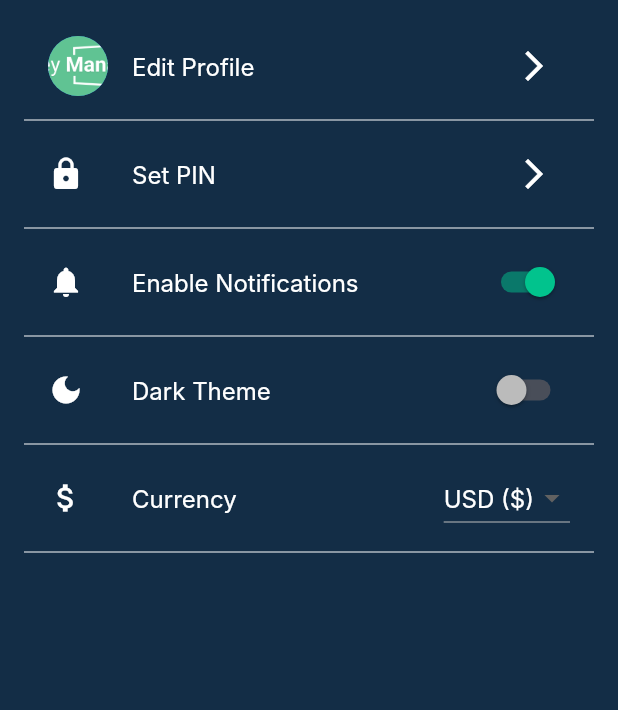
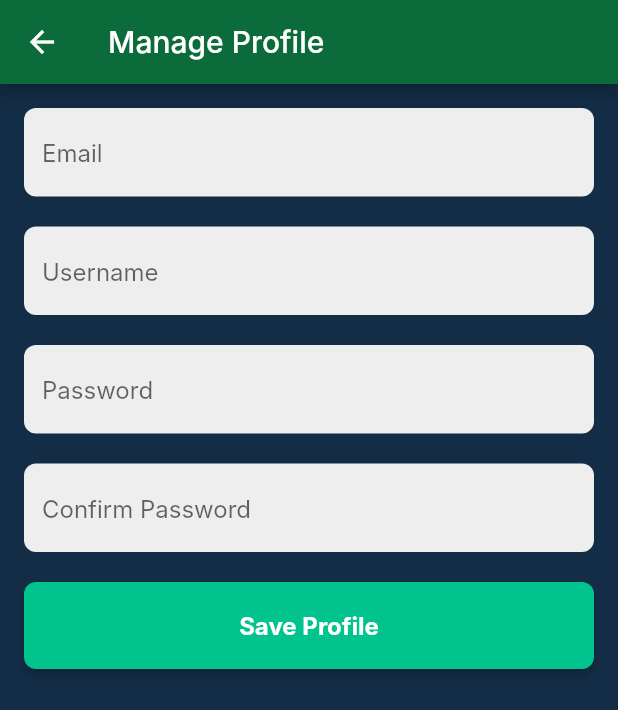
Before and after one commit to Karol66/finance-assistant, a Flutter app: the SettingsView screen opened directly, after a tap on the "arrow forward ios" icon, on a phone screen of 412 x 824 dp. Shown: the top 710 px of the screen. Run offline on Flutter 3.47's test engine with Material 3 defaults, Android fonts, the phone set to English and light mode, and no system bars; our stand-ins replace fl_chart, font_awesome_flutter; Roboto replaces fonts that are missing (Inter).

Commit message:
project improvement 20

```diff
--- a/frontend/lib/view/accounts/accounts_view.dart
+++ b/frontend/lib/view/accounts/accounts_view.dart
@@ -1,5 +1,7 @@
 import 'package:flutter/material.dart';
 import 'package:frontend/view/accounts/accounts_create_view.dart';
+import 'package:frontend/view/transfers/transfers_create_view.dart';
+import 'package:frontend/view/transfers/transfers_view.dart';
 
 class AccountView extends StatefulWidget {
   const AccountView({Key? key}) : super(key: key);
@@ -76,7 +78,7 @@ class _AccountViewState extends State<AccountView> {
     Navigator.push(
       context,
       MaterialPageRoute(
-        builder: (context) => const AccountsCreateView(),
+        builder: (context) => const TransfersView(),
       ),
     );
   }
@@ -85,7 +87,7 @@ class _AccountViewState extends State<AccountView> {
     Navigator.push(
       context,
       MaterialPageRoute(
-        builder: (context) => const AccountsCreateView(),
+        builder: (context) => const TransfersCreateView(),
       ),
     );
   }
--- /dev/null
+++ b/frontend/lib/view/users/profile_manage_view.dart
@@ -0,0 +1,121 @@
+import 'package:flutter/material.dart';
+
+class ProfileManageView extends StatefulWidget {
+  const ProfileManageView({super.key});
+
+  @override
+  _ProfileManageViewState createState() => _ProfileManageViewState();
+}
+
+class _ProfileManageViewState extends State<ProfileManageView> {
+  final TextEditingController _emailController = TextEditingController();
+  final TextEditingController _usernameController = TextEditingController();
+  final TextEditingController _passwordController = TextEditingController();
+  final TextEditingController _confirmPasswordController = TextEditingController();
+
+  void _saveProfileData() {
+    final email = _emailController.text;
+    final username = _usernameController.text;
+    final password = _passwordController.text;
+    final confirmPassword = _confirmPasswordController.text;
+
+    if (password != confirmPassword) {
+      showDialog(
+        context: context,
+        builder: (BuildContext context) {
+          return AlertDialog(
+            title: const Text("Error"),
+            content: const Text("Passwords do not match!"),
+            actions: [
+              TextButton(
+                onPressed: () {
+                  Navigator.of(context).pop();
+                },
+                child: const Text("OK"),
+              ),
+            ],
+          );
+        },
+      );
+    } else {
+      print('Zapisano dane: Email: $email, Username: $username, Password: $password');
+      Navigator.pop(context);
+    }
+  }
+
+  Widget inputTextField(String hintText, bool obscureText, TextEditingController controller) {
+    return TextField(
+      controller: controller,
+      obscureText: obscureText,
+      decoration: InputDecoration(
+        hintText: hintText,
+        filled: true,
+        fillColor: Colors.grey.shade200,
+        border: OutlineInputBorder(
+          borderRadius: BorderRadius.circular(8),
+          borderSide: BorderSide.none,
+        ),
+      ),
+    );
+  }
+
+  @override
+  Widget build(BuildContext context) {
+    return Scaffold(
+      backgroundColor: const Color(0xFF132D46),
+      appBar: AppBar(
+        title: const Text('Manage Profile'),
+        backgroundColor: const Color(0xFF0B6B3A),
+        leading: IconButton(
+          icon: const Icon(Icons.arrow_back),
+          onPressed: () {
+            Navigator.pop(context);
+          },
+        ),
+      ),
+      body: SingleChildScrollView(
+        child: Padding(
+          padding: const EdgeInsets.all(16.0),
+          child: Column(
+            crossAxisAlignment: CrossAxisAlignment.start,
+            children: [
+              inputTextField('Email', false, _emailController),
+              const SizedBox(height: 20),
+
+              inputTextField('Username', false, _usernameController),
+              const SizedBox(height: 20),
+
+              inputTextField('Password', true, _passwordController),
+              const SizedBox(height: 20),
+
+              inputTextField('Confirm Password', true, _confirmPasswordController),
+              const SizedBox(height: 20),
+
+              SizedBox(
+                width: double.infinity,
+                child: ElevatedButton(
+                  onPressed: _saveProfileData,
+                  style: ElevatedButton.styleFrom(
+                    fixedSize: const Size.fromHeight(58),
+                    backgroundColor: const Color(0xFF01C38D),
+                    shape: RoundedRectangleBorder(
+                      borderRadius: BorderRadius.circular(8),
+                    ),
+                  ),
+                  child: const Text(
+                    'Save Profile',
+                    style: TextStyle(
+                      fontSize: 16,
+                      fontWeight: FontWeight.bold,
+                      color: Colors.white,
+                    ),
+                  ),
+                ),
+              ),
+            ],
+          ),
+        ),
+      ),
+    );
+  }
+}
--- a/frontend/lib/view/users/settings_view.dart
+++ b/frontend/lib/view/users/settings_view.dart
@@ -1,4 +1,6 @@
 import 'package:flutter/material.dart';
+import 'package:frontend/view/users/pin_view.dart';
+import 'package:frontend/view/users/profile_manage_view.dart';
 
 class SettingsView extends StatefulWidget {
   const SettingsView({super.key});
@@ -19,6 +21,24 @@ class _SettingsViewState extends State<SettingsView> {
     'PLN (zł)'
   ];
 
+  void profileManageClick() {
+    Navigator.push(
+      context,
+      MaterialPageRoute(
+        builder: (context) => const ProfileManageView(),
+      ),
+    );
+  }
+
+  void setPinClick() {
+    Navigator.push(
+      context,
+      MaterialPageRoute(
+        builder: (context) => const PinView(),
+      ),
+    );
+  }
+
   @override
   Widget build(BuildContext context) {
     return Scaffold(
@@ -30,23 +50,20 @@ class _SettingsViewState extends State<SettingsView> {
           children: [
             ListTile(
               leading: const CircleAvatar(
-                backgroundImage:
-                    AssetImage('assets/img/test.png'),
+                backgroundImage: AssetImage('assets/img/test.png'),
               ),
               title: const Text(
                 'Edit Profile',
                 style: TextStyle(color: Color(0xFFFFFFFF)),
               ),
               trailing: IconButton(
-                onPressed: () {
-                },
+                onPressed: profileManageClick,
                 icon: Icon(Icons.arrow_forward_ios),
                 color: Color(0xFFFFFFFF),
                 iconSize: 24,
               ),
             ),
             const Divider(color: Color(0xFFFFFFFF)),
-
             ListTile(
               leading: const Icon(Icons.lock, color: Color(0xFFFFFFFF)),
               title: const Text(
@@ -54,17 +71,16 @@ class _SettingsViewState extends State<SettingsView> {
                 style: TextStyle(color: Color(0xFFFFFFFF)),
               ),
               trailing: IconButton(
-                onPressed: () {
-                },
+                onPressed: setPinClick,
                 icon: Icon(Icons.arrow_forward_ios),
                 color: Color(0xFFFFFFFF),
                 iconSize: 24,
               ),
             ),
             const Divider(color: Color(0xFFFFFFFF)),
-
             ListTile(
-              leading: const Icon(Icons.notifications, color: Color(0xFFFFFFFF)),
+              leading:
+                  const Icon(Icons.notifications, color: Color(0xFFFFFFFF)),
               title: const Text(
                 'Enable Notifications',
                 style: TextStyle(color: Color(0xFFFFFFFF)),
@@ -82,7 +98,6 @@ class _SettingsViewState extends State<SettingsView> {
               ),
             ),
             const Divider(color: Color(0xFFFFFFFF)),
-
             ListTile(
               leading: const Icon(Icons.dark_mode, color: Color(0xFFFFFFFF)),
               title: const Text(
@@ -102,7 +117,6 @@ class _SettingsViewState extends State<SettingsView> {
               ),
             ),
             const Divider(color: Color(0xFFFFFFFF)),
-
             ListTile(
               leading: const Icon(Icons.attach_money, color: Color(0xFFFFFFFF)),
               title: const Text(
```
Also changed, not shown: frontend/lib/view/users/pin_view.dart (added, +160 -0 lines).
